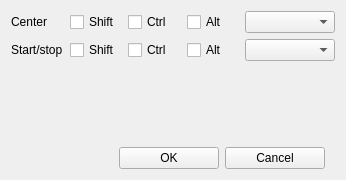
The window that FaceTrackNoIR/FTNoIR_KeyboardShortcuts.ui (aavendan/facetracknoir) describes before a commit, drawn with Qt 5.
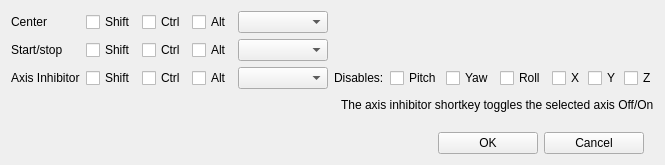
The same window after the commit. Icons and pictures are not drawn.

Commit message: Axis inhibitor shortkey added.

Diff of the .ui file:
```diff
--- a/FaceTrackNoIR/FTNoIR_KeyboardShortcuts.ui
+++ b/FaceTrackNoIR/FTNoIR_KeyboardShortcuts.ui
@@ -6,8 +6,8 @@
    <rect>
     <x>0</x>
     <y>0</y>
-    <width>346</width>
-    <height>180</height>
+    <width>638</width>
+    <height>165</height>
    </rect>
   </property>
   <property name="windowTitle">
@@ -25,8 +25,8 @@
   </property>
   <layout class="QVBoxLayout" name="_vertical_layout">
    <item>
-    <layout class="QHBoxLayout" name="horLayCenter">
-     <item>
+    <layout class="QGridLayout" name="gridLayout">
+     <item row="0" column="0">
       <widget class="QLabel" name="textLabel2">
        <property name="sizePolicy">
         <sizepolicy hsizetype="Minimum" vsizetype="Fixed">
@@ -42,28 +42,46 @@
        </property>
       </widget>
      </item>
-     <item>
+     <item row="0" column="1">
       <widget class="QCheckBox" name="chkCenterShift">
+       <property name="maximumSize">
+        <size>
+         <width>50</width>
+         <height>16777215</height>
+        </size>
+       </property>
        <property name="text">
         <string>Shift</string>
        </property>
       </widget>
      </item>
-     <item>
+     <item row="0" column="2">
       <widget class="QCheckBox" name="chkCenterCtrl">
+       <property name="maximumSize">
+        <size>
+         <width>50</width>
+         <height>16777215</height>
+        </size>
+       </property>
        <property name="text">
         <string>Ctrl</string>
        </property>
       </widget>
      </item>
-     <item>
+     <item row="0" column="3">
       <widget class="QCheckBox" name="chkCenterAlt">
+       <property name="maximumSize">
+        <size>
+         <width>50</width>
+         <height>16777215</height>
+        </size>
+       </property>
        <property name="text">
         <string>Alt</string>
        </property>
       </widget>
      </item>
-     <item>
+     <item row="0" column="4">
       <widget class="QComboBox" name="cbxCenterKey">
        <property name="minimumSize">
         <size>
@@ -79,39 +97,53 @@
        </property>
       </widget>
      </item>
-    </layout>
-   </item>
-   <item>
-    <layout class="QHBoxLayout" name="horizontalLayout_3">
-     <item>
+     <item row="1" column="0">
       <widget class="QLabel" name="label">
        <property name="text">
         <string>Start/stop</string>
        </property>
       </widget>
      </item>
-     <item>
+     <item row="1" column="1">
       <widget class="QCheckBox" name="chkStartStopShift">
+       <property name="maximumSize">
+        <size>
+         <width>50</width>
+         <height>16777215</height>
+        </size>
+       </property>
        <property name="text">
         <string>Shift</string>
        </property>
       </widget>
      </item>
-     <item>
+     <item row="1" column="2">
       <widget class="QCheckBox" name="chkStartStopCtrl">
+       <property name="maximumSize">
+        <size>
+         <width>50</width>
+         <height>16777215</height>
+        </size>
+       </property>
        <property name="text">
         <string>Ctrl</string>
        </property>
       </widget>
      </item>
-     <item>
+     <item row="1" column="3">
       <widget class="QCheckBox" name="chkStartStopAlt">
+       <property name="maximumSize">
+        <size>
+         <width>50</width>
+         <height>16777215</height>
+        </size>
+       </property>
        <property name="text">
         <string>Alt</string>
        </property>
       </widget>
      </item>
-     <item>
+     <item row="1" column="4">
       <widget class="QComboBox" name="cbxStartStopKey">
        <property name="minimumSize">
         <size>
@@ -121,6 +153,147 @@
        </property>
       </widget>
      </item>
+     <item row="2" column="0">
+      <widget class="QLabel" name="label_2">
+       <property name="text">
+        <string>Axis Inhibitor</string>
+       </property>
+      </widget>
+     </item>
+     <item row="2" column="1">
+      <widget class="QCheckBox" name="chkInhibitShift">
+       <property name="maximumSize">
+        <size>
+         <width>50</width>
+         <height>16777215</height>
+        </size>
+       </property>
+       <property name="text">
+        <string>Shift</string>
+       </property>
+      </widget>
+     </item>
+     <item row="2" column="2">
+      <widget class="QCheckBox" name="chkInhibitCtrl">
+       <property name="maximumSize">
+        <size>
+         <width>50</width>
+         <height>16777215</height>
+        </size>
+       </property>
+       <property name="text">
+        <string>Ctrl</string>
+       </property>
+      </widget>
+     </item>
+     <item row="2" column="3">
+      <widget class="QCheckBox" name="chkInhibitAlt">
+       <property name="maximumSize">
+        <size>
+         <width>50</width>
+         <height>16777215</height>
+        </size>
+       </property>
+       <property name="text">
+        <string>Alt</string>
+       </property>
+      </widget>
+     </item>
+     <item row="2" column="4">
+      <widget class="QComboBox" name="cbxInhibitKey">
+       <property name="minimumSize">
+        <size>
+         <width>90</width>
+         <height>0</height>
+        </size>
+       </property>
+      </widget>
+     </item>
+     <item row="2" column="6">
+      <widget class="QCheckBox" name="chkInhibitPitch">
+       <property name="maximumSize">
+        <size>
+         <width>50</width>
+         <height>16777215</height>
+        </size>
+       </property>
+       <property name="text">
+        <string>Pitch</string>
+       </property>
+      </widget>
+     </item>
+     <item row="2" column="7">
+      <widget class="QCheckBox" name="chkInhibitYaw">
+       <property name="maximumSize">
+        <size>
+         <width>50</width>
+         <height>16777215</height>
+        </size>
+       </property>
+       <property name="text">
+        <string>Yaw</string>
+       </property>
+      </widget>
+     </item>
+     <item row="2" column="8">
+      <widget class="QCheckBox" name="chkInhibitRoll">
+       <property name="maximumSize">
+        <size>
+         <width>50</width>
+         <height>16777215</height>
+        </size>
+       </property>
+       <property name="text">
+        <string>Roll</string>
+       </property>
+      </widget>
+     </item>
+     <item row="2" column="9">
+      <widget class="QCheckBox" name="chkInhibitX">
+       <property name="maximumSize">
+        <size>
+         <width>30</width>
+         <height>16777215</height>
+        </size>
+       </property>
+       <property name="text">
+        <string>X</string>
+       </property>
+      </widget>
+     </item>
+     <item row="2" column="10">
+      <widget class="QCheckBox" name="chkInhibitY">
+       <property name="maximumSize">
+        <size>
+         <width>30</width>
+         <height>16777215</height>
+        </size>
+       </property>
+       <property name="text">
+        <string>Y</string>
+       </property>
+      </widget>
+     </item>
+     <item row="2" column="11">
+      <widget class="QCheckBox" name="chkInhibitZ">
+       <property name="maximumSize">
+        <size>
+         <width>30</width>
+         <height>16777215</height>
+        </size>
+       </property>
+       <property name="text">
+        <string>Z</string>
+       </property>
+      </widget>
+     </item>
+     <item row="2" column="5">
+      <widget class="QLabel" name="label_3">
+       <property name="text">
+        <string>Disables:</string>
+       </property>
+      </widget>
+     </item>
     </layout>
    </item>
    <item>
@@ -138,6 +311,13 @@
        </property>
       </spacer>
      </item>
+     <item>
+      <widget class="QLabel" name="label_4">
+       <property name="text">
+        <string>The axis inhibitor shortkey toggles the selected axis Off/On</string>
+       </property>
+      </widget>
+     </item>
     </layout>
    </item>
    <item>
```
The commit also changes 7 other files.
